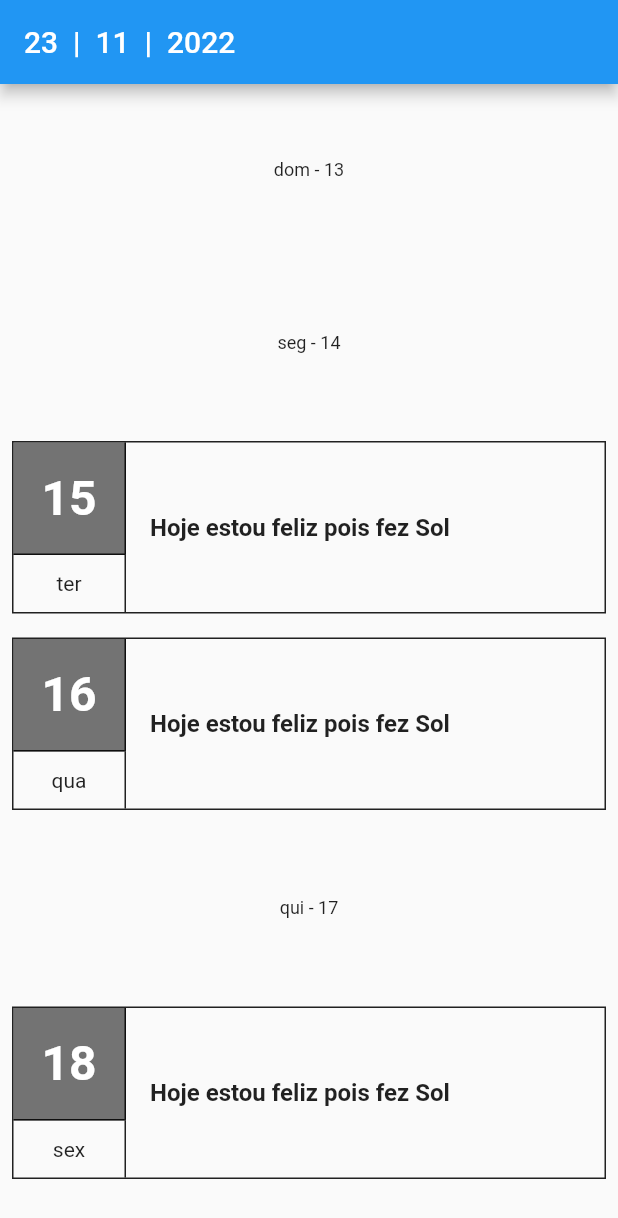
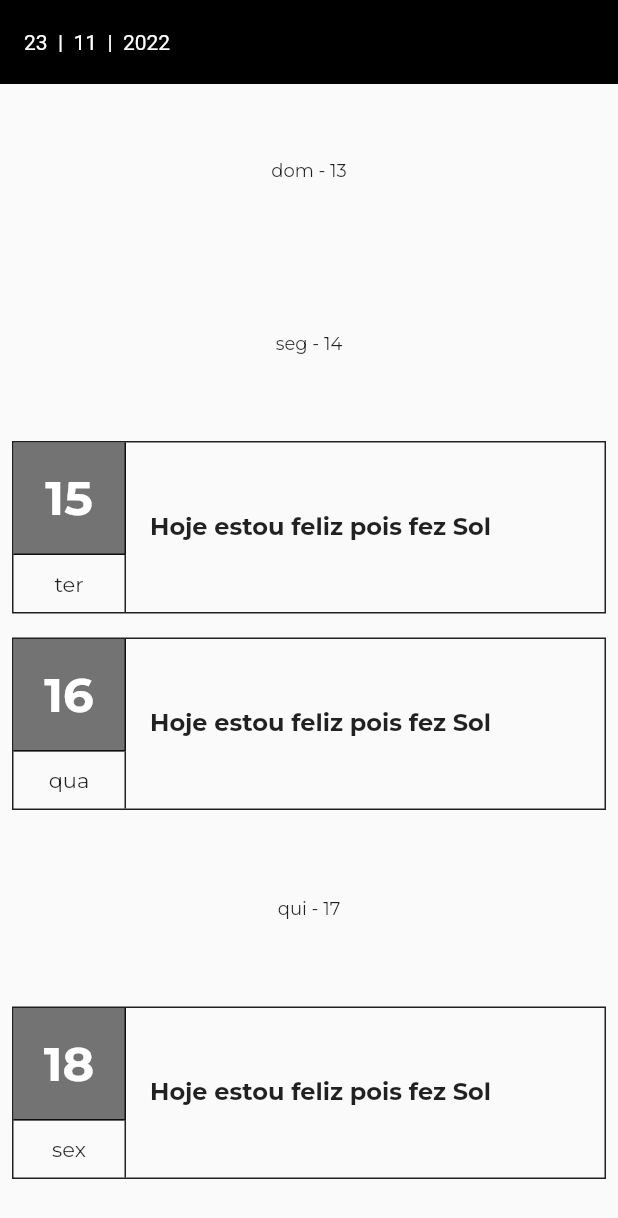
Before and after one commit to Jacksonsilvalopes/flutter_web_api_v1, a Flutter app: the screen it shows after launch, on a phone screen of 412 x 824 dp. Shown: the top 1218 px of the screen. Run offline on Flutter 3.47's test engine with Material 2 defaults, Android fonts, the phone set to English and light mode, and no system bars; our stand-ins replace device_preview, google_fonts, logger; missing offline and left inert: http_interceptor; statements that could not run were skipped.

```diff
--- a/lib/main.dart
+++ b/lib/main.dart
@@ -1,8 +1,20 @@
+import 'package:device_preview/device_preview.dart';
 import 'package:flutter/material.dart';
+import 'package:flutter_webapi_first_course/services/journal_service.dart';
+import 'package:google_fonts/google_fonts.dart';
 import 'screens/home_screen/home_screen.dart';
 
+
 void main() {
-  runApp(const MyApp());
+
+
+  runApp(DevicePreview(builder: (context) {
+    return const MyApp();
+  }));
+
+  JournalService service = JournalService();
+  service.register("Testando a api");
+
 }
 
 class MyApp extends StatelessWidget {
@@ -10,8 +22,21 @@ class MyApp extends StatelessWidget {
   @override
   Widget build(BuildContext context) {
     return MaterialApp(
+      useInheritedMediaQuery: true,
+
+      builder: DevicePreview.appBuilder,
+      locale: DevicePreview.locale(context),
+
       title: 'Simple Journal',
       debugShowCheckedModeBanner: false,
+      theme: ThemeData(
+          primarySwatch: Colors.grey,
+          appBarTheme: const AppBarTheme(
+              elevation: 0,
+              backgroundColor: Colors.black,
+              titleTextStyle: TextStyle(color: Colors.white, )),
+        textTheme:GoogleFonts.montserratTextTheme(),
+      ),
       darkTheme: ThemeData.dark(),
       themeMode: ThemeMode.light,
       initialRoute: "home",
--- a/lib/screens/home_screen/home_screen.dart
+++ b/lib/screens/home_screen/home_screen.dart
@@ -34,8 +34,11 @@ class _HomeScreenState extends State<HomeScreen> {
     return Scaffold(
       appBar: AppBar(
         // Título basado no dia atual
-        title: Text(
-          "${currentDay.day}  |  ${currentDay.month}  |  ${currentDay.year}",
+        title: Align(
+          alignment: AlignmentDirectional.topStart,
+          child: Text(
+            "${currentDay.day}  |  ${currentDay.month}  |  ${currentDay.year}",
+          ),
         ),
       ),
       body: ListView(
--- a/pubspec.yaml
+++ b/pubspec.yaml
@@ -14,6 +14,11 @@ dependencies:
 
   cupertino_icons: ^1.0.2
   uuid: ^3.0.6
+  device_preview: ^0.7.3
+  google_fonts: ^3.0.1
+  http: ^0.13.4
+  http_interceptor: ^1.0.2
+  logger: ^1.1.0
 
 dev_dependencies:
   flutter_test:
```
Also changed, not shown: db.json (added, +19 -0 lines), lib/services/http_interceptors.dart (added, +24 -0 lines), lib/services/journal_service.dart (added, +25 -0 lines), lib/screens/add_journal_screen/add_journal_screen.dart (added), pubspec.lock, 2 other files.
